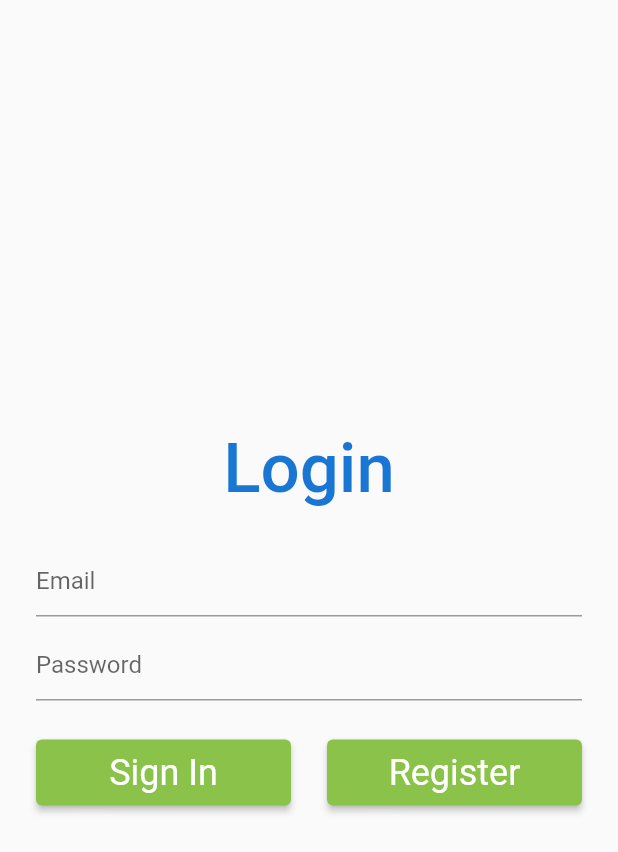
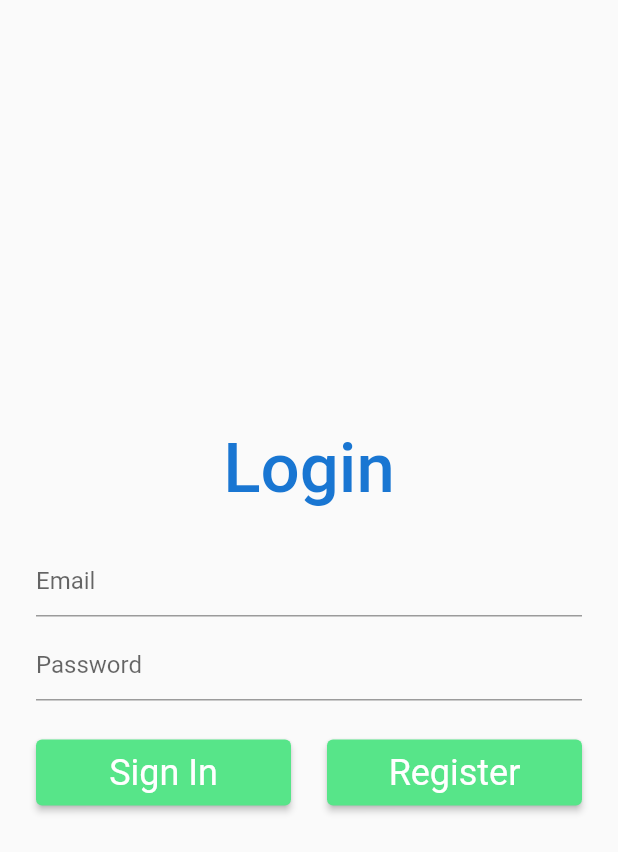
Before and after one commit to hugo9464/zede-flutter, a Flutter app: the screen it shows after launch, on a phone screen of 412 x 824 dp. Shown: the top 852 px of the screen. Run offline on Flutter 3.47's test engine with Material 2 defaults, Android fonts, the light colour scheme and no system bars; our stand-ins replace charts_flutter, cloud_firestore, firebase_auth, firebase_core, flutter_secure_storage, numberpicker and 1 more; accounts and stored records are empty.

Commit message:
change primaryswatch color

```diff
--- a/lib/main.dart
+++ b/lib/main.dart
@@ -4,6 +4,8 @@ import 'package:flutter/material.dart';
 
 import 'screens/auth/login_page.dart';
 import 'package:intl/date_symbol_data_local.dart';
+
+import 'utils/palette.dart';
 
 class MyHttpOverrides extends HttpOverrides {
   @override
@@ -28,7 +30,7 @@ class MyApp extends StatelessWidget {
       debugShowCheckedModeBanner: false,
       theme: ThemeData(
         brightness: Brightness.light,
-        primarySwatch: Colors.lightGreen,
+        primarySwatch: Palette.kToDark,
         elevatedButtonTheme: ElevatedButtonThemeData(
           style: ElevatedButton.styleFrom(
             textStyle: TextStyle(
--- /dev/null
+++ b/lib/utils/palette.dart
@@ -0,0 +1,19 @@
+import 'package:flutter/material.dart';
+
+class Palette {
+  static const MaterialColor kToDark = const MaterialColor(
+    0xff57e589, // 0% comes in here, this will be color picked if no shade is selected when defining a Color property which doesn’t require a swatch.
+    const <int, Color>{
+      50: const Color(0xff4ece7b), //10%
+      100: const Color(0xff46b76e), //20%
+      200: const Color(0xff3da060), //30%
+      300: const Color(0xff348952), //40%
+      400: const Color(0xff2c7345), //50%
+      500: const Color(0xff235c37), //60%
+      600: const Color(0xff1a4529), //70%
+      700: const Color(0xff112e1b), //80%
+      800: const Color(0xff09170e), //90%
+      900: const Color(0xff000000), //100%
+    },
+  );
+}
```
